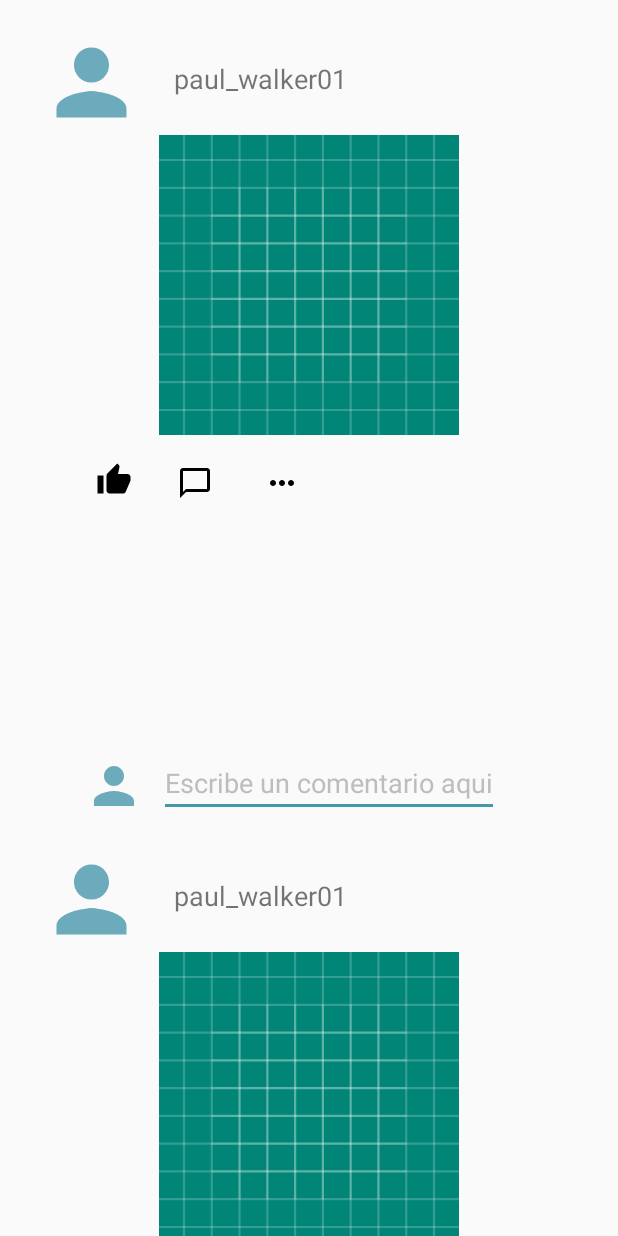
After one commit to gennakk/Skrin, an Android app: the layout fragment_filmsfeedfragment_list.xml on its own in the app's theme, with its tools: preview values and no code run, on a phone screen of 412 x 824 dp. The commit adds this screen. Run offline under Robolectric (Android 15) with nearby library versions, the phone set to English and light mode, and no system bars; network calls fail.

Commit message:
Commit Films List

```diff
--- a/app/build.gradle
+++ b/app/build.gradle
@@ -34,6 +34,7 @@ dependencies {
     implementation 'com.google.firebase:firebase-auth:19.1.0'
     implementation 'androidx.legacy:legacy-support-v4:1.0.0'
     implementation 'com.google.firebase:firebase-database:19.2.0'
+    implementation 'androidx.recyclerview:recyclerview:1.0.0'
     testImplementation 'junit:junit:4.12'
     androidTestImplementation 'com.android.support.test:runner:1.0.2'
     androidTestImplementation 'com.android.support.test.espresso:espresso-core:3.0.2'
--- a/app/src/main/java/com/rod/skrin/models/Film.kt
+++ b/app/src/main/java/com/rod/skrin/models/Film.kt
@@ -1,5 +1,6 @@
 package com.rod.skrin.models
 
+import android.graphics.drawable.Drawable
 import android.os.Parcelable
 import java.io.Serializable
 
@@ -13,5 +14,6 @@ data class Film (
     var genre: String = "",
     var duration: Int = 0,
     var description: String = "",
-    var profileImgURL: String = ""
+    var profileImgURL: String = "",
+    var imagen : Drawable? = null
 ): Serializable
--- /dev/null
+++ b/app/src/main/res/layout/fragment_filmsfeedfragment.xml
@@ -0,0 +1,119 @@
+<?xml version="1.0" encoding="utf-8"?>
+<LinearLayout xmlns:android="http://schemas.android.com/apk/res/android"
+    xmlns:app="http://schemas.android.com/apk/res-auto"
+    xmlns:tools="http://schemas.android.com/tools"
+    android:layout_width="match_parent"
+    android:layout_height="wrap_content"
+    android:orientation="vertical">
+
+    <androidx.constraintlayout.widget.ConstraintLayout
+        android:layout_width="match_parent"
+        android:layout_height="wrap_content"
+        android:orientation="horizontal">
+
+        <ImageView
+            android:id="@+id/imageViewFriend"
+            android:layout_width="70dp"
+            android:layout_height="70dp"
+            android:layout_marginStart="10dp"
+            android:layout_marginTop="20dp"
+            android:layout_weight="0.25"
+            app:layout_constraintStart_toStartOf="parent"
+            app:layout_constraintTop_toTopOf="parent"
+            app:srcCompat="@drawable/ic_person" />
+
+        <TextView
+            android:id="@+id/textViewUsuarioFriend"
+            android:layout_width="wrap_content"
+            android:layout_height="wrap_content"
+            android:layout_marginStart="20dp"
+            android:layout_marginTop="40dp"
+            android:layout_weight="1"
+            android:text="paul_walker01"
+            android:textSize="18sp"
+            app:layout_constraintStart_toEndOf="@+id/imageViewFriend"
+            app:layout_constraintTop_toTopOf="parent" />
+    </androidx.constraintlayout.widget.ConstraintLayout>
+
+    <ImageView
+        android:id="@+id/imageViewPelicula"
+        android:layout_width="match_parent"
+        android:layout_height="200dp"
+        app:srcCompat="@drawable/ic_launcher_background" />
+
+    <androidx.constraintlayout.widget.ConstraintLayout
+        android:layout_width="match_parent"
+        android:layout_height="wrap_content">
+
+        <ImageButton
+            android:id="@+id/imageButtonLike"
+            android:layout_width="40dp"
+            android:layout_height="40dp"
+            android:layout_marginStart="40dp"
+            android:layout_marginTop="10dp"
+            android:backgroundTint="#00FFFFFF"
+            app:layout_constraintStart_toStartOf="parent"
+            app:layout_constraintTop_toTopOf="parent"
+            app:srcCompat="@drawable/ic_thumb_up_black_24dp" />
+
+        <ImageButton
+            android:id="@+id/imageButtonComment"
+            android:layout_width="wrap_content"
+            android:layout_height="wrap_content"
+            android:layout_marginStart="10dp"
+            android:layout_marginTop="10dp"
+            android:backgroundTint="#00FFFFFF"
+            app:layout_constraintStart_toEndOf="@+id/imageButtonLike"
+            app:layout_constraintTop_toTopOf="parent"
+            app:srcCompat="@drawable/ic_chat_bubble_outline_black_24dp" />
+
+        <ImageButton
+            android:id="@+id/imageButtonMore"
+            android:layout_width="wrap_content"
+            android:layout_height="wrap_content"
+            android:layout_marginStart="10dp"
+            android:layout_marginTop="10dp"
+            android:backgroundTint="#00FFFFFF"
+            app:layout_constraintStart_toEndOf="@+id/imageButtonComment"
+            app:layout_constraintTop_toTopOf="parent"
+            app:srcCompat="@drawable/ic_more_horiz_black_24dp" />
+    </androidx.constraintlayout.widget.ConstraintLayout>
+
+    <ListView
+        android:id="@+id/listViewComments"
+        android:layout_width="match_parent"
+        android:layout_height="120dp"
+        android:layout_marginStart="40dp"
+        android:layout_marginTop="20dp"
+        android:layout_marginEnd="40dp" />
+
+    <androidx.constraintlayout.widget.ConstraintLayout
+        android:layout_width="match_parent"
+        android:layout_height="wrap_content"
+        android:orientation="horizontal">
+
+        <ImageView
+            android:id="@+id/imageViewUser"
+            android:layout_width="40dp"
+            android:layout_height="40dp"
+            android:layout_marginStart="40dp"
+            android:layout_marginTop="20dp"
+            android:layout_weight="0.25"
+            app:layout_constraintStart_toStartOf="parent"
+            app:layout_constraintTop_toTopOf="parent"
+            app:srcCompat="@drawable/ic_chat" />
+
+        <EditText
+            android:id="@+id/editTextComment"
+            android:layout_width="wrap_content"
+            android:layout_height="wrap_content"
+            android:layout_marginStart="10dp"
+            android:layout_marginTop="15dp"
+            android:layout_weight="1"
+            android:hint="Escribe un comentario aqui"
+            android:textSize="18sp"
+            app:layout_constraintStart_toEndOf="@+id/imageViewUser"
+            app:layout_constraintTop_toTopOf="parent" />
+    </androidx.constraintlayout.widget.ConstraintLayout>
+
+</LinearLayout>
--- /dev/null
+++ b/app/src/main/res/layout/fragment_filmsfeedfragment_list.xml
@@ -0,0 +1,13 @@
+<?xml version="1.0" encoding="utf-8"?>
+<androidx.recyclerview.widget.RecyclerView xmlns:android="http://schemas.android.com/apk/res/android"
+    xmlns:app="http://schemas.android.com/apk/res-auto"
+    xmlns:tools="http://schemas.android.com/tools"
+    android:id="@+id/list"
+    android:name="com.rod.skrin.fragments.FilmsFeedFragmentFragment"
+    android:layout_width="match_parent"
+    android:layout_height="match_parent"
+    android:layout_marginLeft="16dp"
+    android:layout_marginRight="16dp"
+    app:layoutManager="LinearLayoutManager"
+    tools:context=".fragments.FilmsFeedFragmentFragment"
+    tools:listitem="@layout/fragment_filmsfeedfragment" />
--- a/app/src/main/res/menu/bottom_navigation_menu.xml
+++ b/app/src/main/res/menu/bottom_navigation_menu.xml
@@ -20,6 +20,6 @@
             android:id="@+id/bottom_nav_chat"
             android:enabled="true"
             android:icon="@drawable/ic_chat"
-            android:title="@string/navigation_bottom_chat"
+            android:title="@string/navigation_bottom_films"
             app:showAsAction="ifRoom"/>
 </menu>
--- /dev/null
+++ b/app/src/main/res/values/dimens.xml
@@ -0,0 +1,4 @@
+<?xml version="1.0" encoding="utf-8"?>
+<resources>
+    <dimen name="text_margin">16dp</dimen>
+</resources>
--- a/app/src/main/res/values/strings.xml
+++ b/app/src/main/res/values/strings.xml
@@ -14,8 +14,9 @@
 
     <!--Bottom Navigation View -->
     <string name="navigation_bottom_info">Info</string>
-    <string name="navigation_bottom_rates">Rates</string>
+    <string name="navigation_bottom_rates">Search</string>
     <string name="navigation_bottom_chat">Chat</string>
+    <string name="navigation_bottom_films">Films</string>
 
     <!-- TODO: Remove or change this placeholder text -->
     <string name="hello_blank_fragment">Hello blank fragment</string>
```
Also changed, not shown: app/src/main/java/com/rod/skrin/MainActivity.kt (+7 -6 lines), app/src/main/java/com/rod/skrin/fragments/FilmsFeedFragmentFragment.kt (added, +110 -0 lines), app/src/main/java/com/rod/skrin/fragments/MyFilmsFeedFragmentRecyclerViewAdapter.kt (added, +68 -0 lines), app/src/main/java/com/rod/skrin/fragments/dummy/DummyContent.kt (added, +57 -0 lines), 1 other file.
